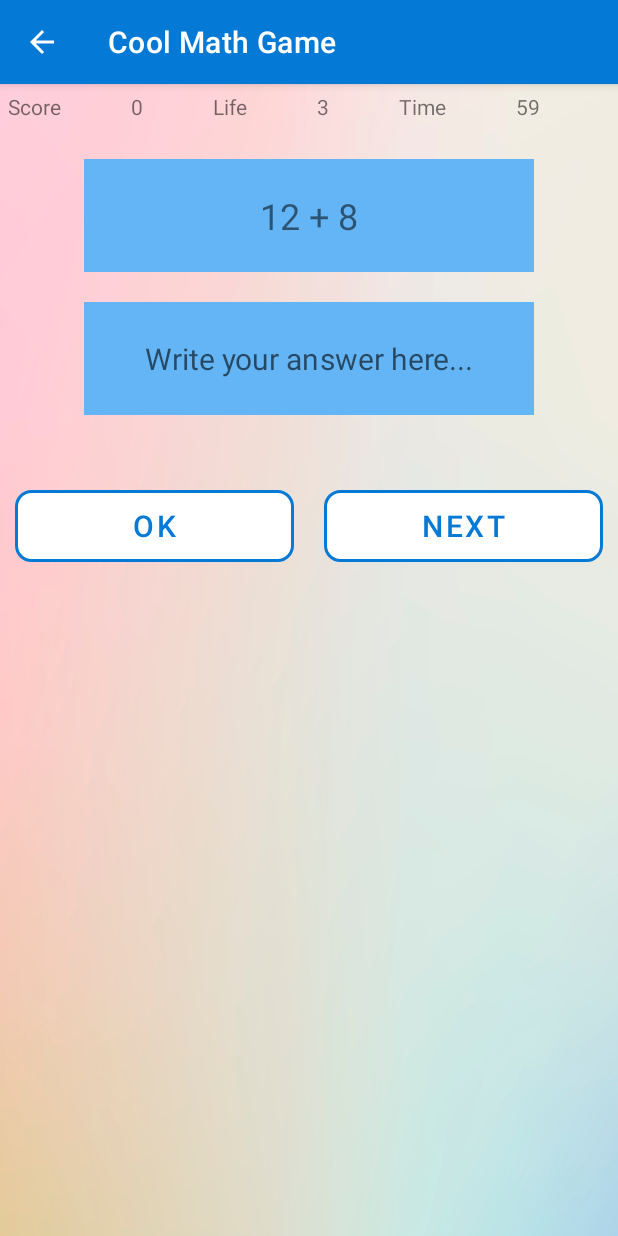
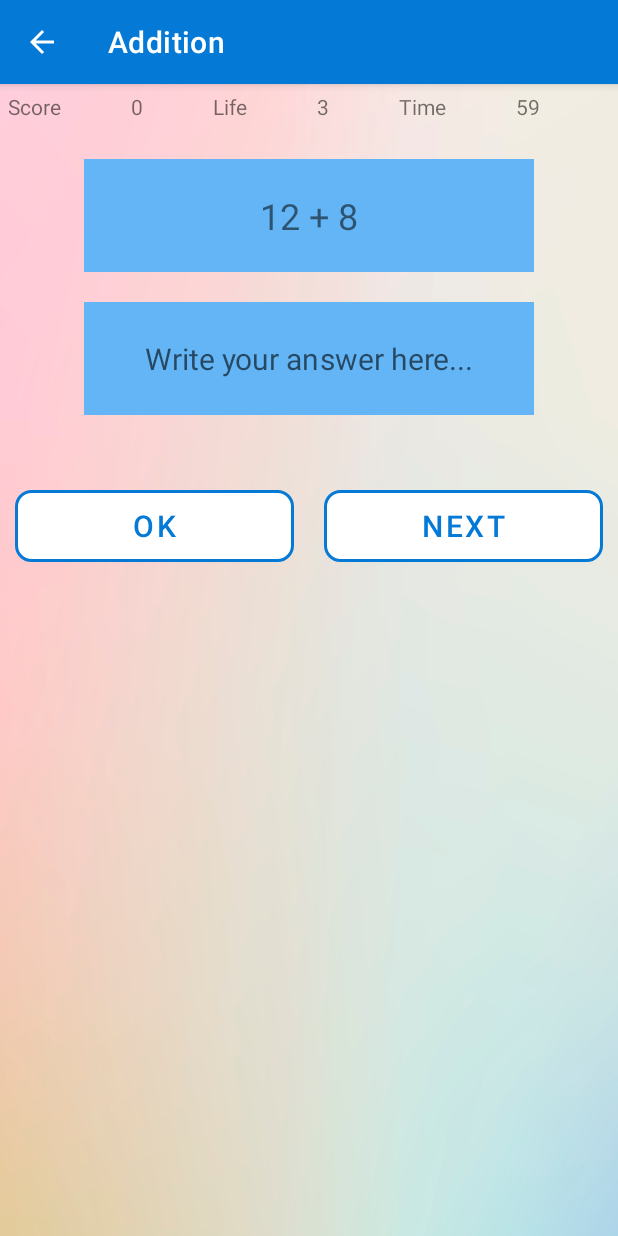
Before and after one commit to Krystynka86/Cool_Math_Game, an Android app: the GameActivity screen opened directly, with no data from a screen before it, on a phone screen of 412 x 824 dp. Run offline under Robolectric (Android 15) with nearby library versions, the phone set to English and light mode, and no system bars.

Commit message:
Changing the action bar title

```diff
--- a/app/src/main/java/com/example/coolmathgame/GameActivity.kt
+++ b/app/src/main/java/com/example/coolmathgame/GameActivity.kt
@@ -36,6 +36,8 @@ class GameActivity : AppCompatActivity() {
     override fun onCreate(savedInstanceState: Bundle?) {
         super.onCreate(savedInstanceState)
         setContentView(R.layout.activity_game)
+
+        supportActionBar!!.title = "Addition"
 
         textScore = findViewById(R.id.textViewScore)
         textLife = findViewById(R.id.textViewLife)
```
